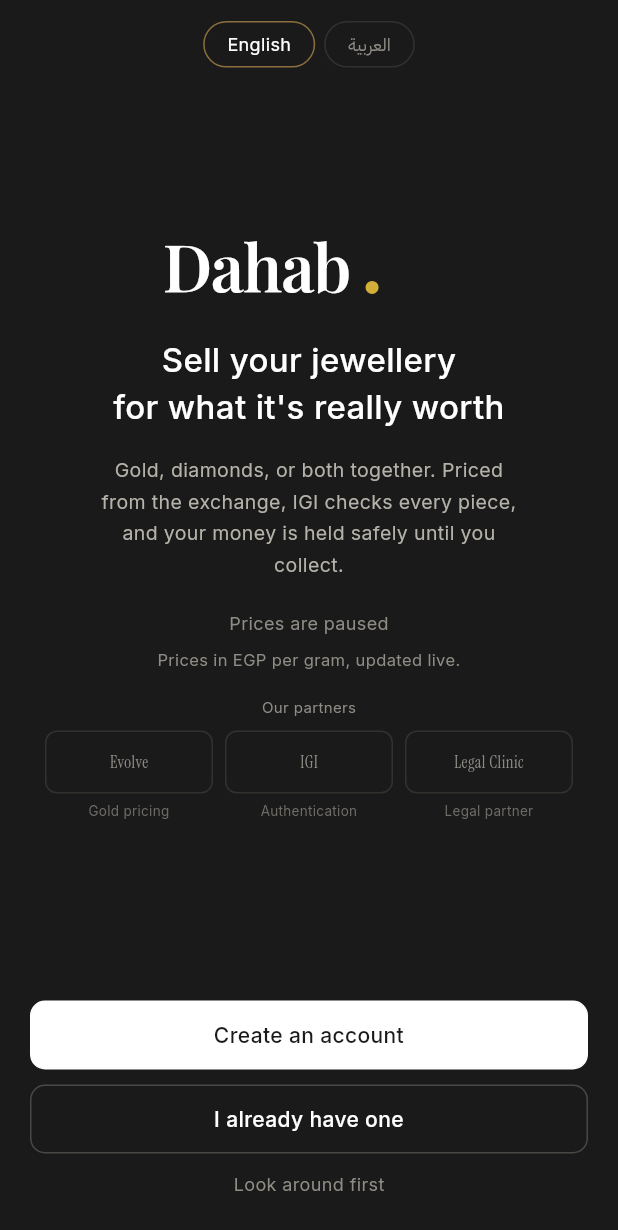
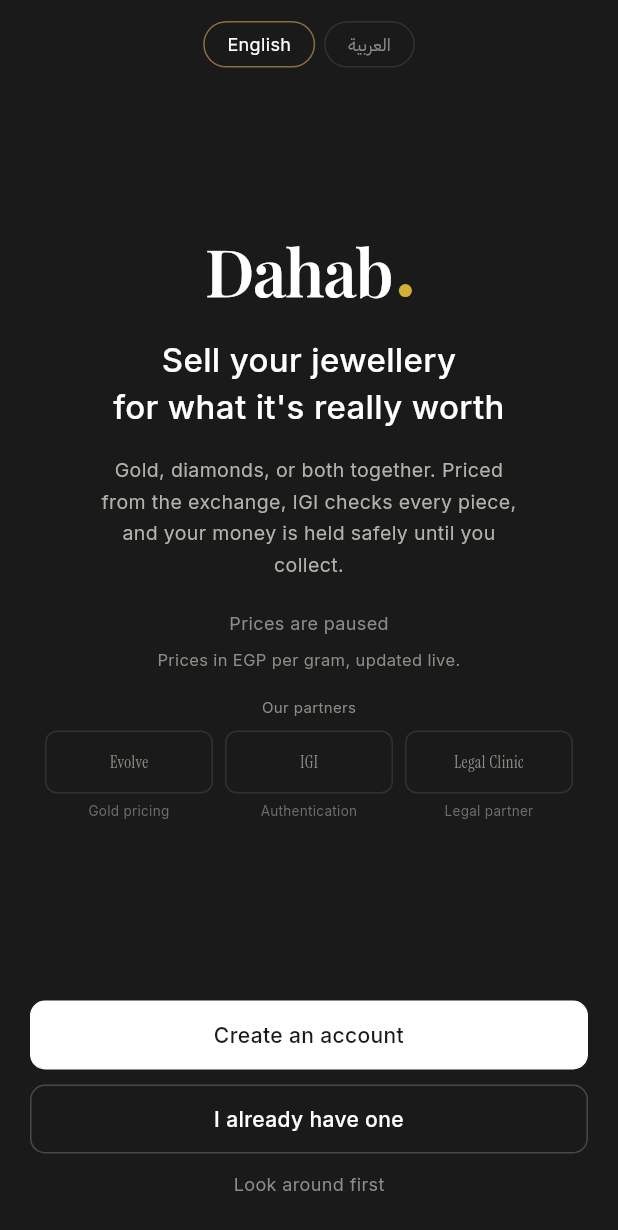
Before and after one commit to mohabshirbiny/dahab-flutter, a Flutter app: the screen it shows after launch, on a phone screen of 412 x 824 dp. Shown: the top 1230 px of the screen. Run offline on Flutter 3.47's test engine with Material 3 defaults, Android fonts, the phone set to English and light mode, and no system bars; our stand-ins replace file_picker, flutter_svg, go_router, shared_preferences, web; missing offline and left inert: dart:js_interop; accounts and stored records are empty; network calls fail.

Commit message:
feat(app): owner notes of 2026-10-29
- Where prices come from: Rapaport removed (new intro text, key
  account.prices.intro); the sell form's stone guide no longer names it
- A pencil beside the slider figures that can be typed (weight, making
  charge)
- Smaller text on the buttons of "This is your listing"
- The splash logo centred, the dot right after the word

```diff
--- a/lib/core/text/keys/all_keys.dart
+++ b/lib/core/text/keys/all_keys.dart
@@ -1,6 +1,7 @@
 import '../text_key.dart';
 import 'app_notes_sales.dart';
 import 'piece_seller.dart';
+import 'prices_page.dart';
 import 'account_help.dart';
 import 'account_identity.dart';
 import 'account_legal.dart';
@@ -48,6 +49,7 @@
   ...OfferDetailsKeys.all,
   ...AppNotesSalesKeys.all,
   ...PieceSellerKeys.all,
+  ...PricesPageKeys.all,
   ...ScreensHomeKeys.all,
   ...ScreensOrdersKeys.all,
   ...ScreensSellingKeys.all,
--- a/lib/features/auth/splash_screen.dart
+++ b/lib/features/auth/splash_screen.dart
@@ -42,7 +42,7 @@
                         child: Column(
                           mainAxisAlignment: MainAxisAlignment.center,
                           children: [
-                            const DahabLogo(width: 203, height: 58, color: DColors.white),
+                            const DahabLogo(width: 203, height: 58, color: DColors.white, centred: true),
                             const Gap(16),
                             Text(
                               '${context.t('Sell your jewellery')}\n${context.t("for what it's really worth")}',
--- a/lib/features/sell/sell1_screen.dart
+++ b/lib/features/sell/sell1_screen.dart
@@ -67,7 +67,7 @@
     final isDiamond = d.type == SellType.diamond;
     final isMixed = d.type == SellType.mixed;
     final arabic = context.isArabic;
-    // Spec 019 US7: staff may hide the Rapaport suggestion; the seller still sets the price.
+    // Spec 019 US7: staff may hide the stone price suggestion (switch `rapaport_reference`); the seller still sets the price.
     final showsGuide = context.watch<TextsController?>()?.controls.shows('rapaport_reference') ?? true;
     final kinds = [for (final t in ref.pieceTypes.where((t) => t.category == d.category)) (t.id, arabic && t.nameAr.isNotEmpty ? t.nameAr : t.nameEn)];
     final kindGrid = <Widget>[
@@ -186,7 +186,7 @@
                   padding: const EdgeInsets.symmetric(vertical: 3),
                   child: T(money(d.suggestedStone), style: DText.price),
                 ),
-                const T('A guide from the Rapaport matrix, updated 28 Aug. IGI confirms the grade and value.', style: DText.tiny),
+                const T('A guide only, not a valuation. IGI confirms the grade and value.', style: DText.tiny),
               ],
             ),
           ),
--- a/lib/widgets/buttons.dart
+++ b/lib/widgets/buttons.dart
@@ -23,9 +23,9 @@
 /// `.btn` and its variants. Labels are English source strings and are
 /// translated here.
 class DButton extends StatefulWidget {
-  const DButton(this.label, {super.key, this.onTap, this.kind = DButtonKind.primary, this.small = false, this.expand, this.loading = false, this.foreground, this.borderColor});
+  const DButton(this.label, {super.key, this.onTap, this.kind = DButtonKind.primary, this.small = false, this.dense = false, this.expand, this.loading = false, this.foreground, this.borderColor});
 
-  const DButton.ghost(this.label, {super.key, this.onTap, this.small = false, this.expand, this.loading = false, this.foreground, this.borderColor}) : kind = DButtonKind.ghost;
+  const DButton.ghost(this.label, {super.key, this.onTap, this.small = false, this.dense = false, this.expand, this.loading = false, this.foreground, this.borderColor}) : kind = DButtonKind.ghost;
 
   final String label;
   final VoidCallback? onTap;
@@ -33,6 +33,9 @@
 
   /// `.btn.small` / `.btn.tiny-b` — 10×14 padding, 13px, auto width.
   final bool small;
+
+  /// With [small]: 12px text and 8px side padding, for three buttons sharing a narrow row.
+  final bool dense;
 
   /// Full width. Defaults to `!small`, like the CSS.
   final bool? expand;
@@ -71,7 +74,7 @@
             textAlign: TextAlign.center,
             maxLines: 2,
             overflow: TextOverflow.ellipsis,
-            style: TextStyle(fontSize: widget.small ? 13 : 14, fontWeight: FontWeight.w500, color: foreground),
+            style: TextStyle(fontSize: widget.dense ? 12 : (widget.small ? 13 : 14), fontWeight: FontWeight.w500, color: foreground),
           );
 
     Widget box = AnimatedScale(
@@ -80,7 +83,7 @@
       child: Container(
         width: expand ? double.infinity : null,
         constraints: BoxConstraints(minHeight: widget.small ? 38 : 45),
-        padding: widget.small ? const EdgeInsets.symmetric(vertical: 9, horizontal: 14) : const EdgeInsets.all(12),
+        padding: widget.small ? EdgeInsets.symmetric(vertical: 9, horizontal: widget.dense ? 8 : 14) : const EdgeInsets.all(12),
         alignment: expand ? Alignment.center : null,
         decoration: BoxDecoration(
           color: bg,
--- a/lib/widgets/d_icon.dart
+++ b/lib/widgets/d_icon.dart
@@ -38,6 +38,7 @@
     'arrow-up-right': '<path d="M7 17L17 7"/><path d="M8 7h9v9"/>',
     'arrows-sort': '<path d="M6 4v16"/><path d="M3 7l3-3 3 3"/><path d="M18 20V4"/><path d="M15 17l3 3 3-3"/>',
     'plus': '<path d="M12 5v14"/><path d="M5 12h14"/>',
+    'pencil': '<path d="M4 20h4L19 9l-4-4L4 16z"/><path d="M13.5 6.5l4 4"/>',
     'circle-check': '<circle cx="12" cy="12" r="9"/><path d="M8.5 12.5l2.5 2.5 4.5-5"/>',
     'shield-check': '<path d="M12 3l7 3v6c0 4-3 7.5-7 9-4-1.5-7-5-7-9V6z"/><path d="M9 12l2 2 4-4"/>',
     'shield-lock': '<path d="M12 3l7 3v6c0 4-3 7.5-7 9-4-1.5-7-5-7-9V6z"/><rect x="9.5" y="11" width="5" height="4" rx="1"/><path d="M10.5 11V9.8a1.5 1.5 0 013 0V11"/>',
--- a/lib/widgets/dahab_logo.dart
+++ b/lib/widgets/dahab_logo.dart
@@ -5,14 +5,19 @@
 
 /// The wordmark from the prototype's inline SVG:
 /// `<text x="6" y="60" font-size="60" font-weight="600">Dahab</text>` in a
-/// Didot / Playfair Display stack, plus a gold dot at (198, 56) r=6, on a
+/// Didot / Playfair Display stack, plus a gold dot r=6 on the baseline, on a
 /// 280×80 viewBox. The logo always reads left to right, even in Arabic.
+///
+/// The dot follows the word (so the real font's width never leaves a gap), and
+/// [centred] puts the word and dot in the middle of the box (the splash, owner
+/// notes of 2026-10-29); otherwise they start at the left, as in the top bar.
 class DahabLogo extends StatelessWidget {
-  const DahabLogo({super.key, required this.height, required this.width, this.color = DColors.ink});
+  const DahabLogo({super.key, required this.height, required this.width, this.color = DColors.ink, this.centred = false});
 
   final double height;
   final double width;
   final Color color;
+  final bool centred;
 
   @override
   Widget build(BuildContext context) {
@@ -26,31 +31,31 @@
           child: SizedBox(
             width: 280,
             height: 80,
-            child: Stack(
-              clipBehavior: Clip.none,
+            child: Align(
+              alignment: centred ? Alignment.center : Alignment.centerLeft,
+              child: Padding(
+                padding: EdgeInsets.only(left: centred ? 0 : 6),
+                child: Text.rich(
+                  TextSpan(
                     children: [
-                Positioned(
-                  left: 6,
-                  top: 0,
-                  child: Baseline(
-                    baseline: 60,
-                    baselineType: TextBaseline.alphabetic,
-                    child: Text(
-                      'Dahab',
-                      style: TextStyle(fontFamily: DFonts.logo, fontSize: 60, fontWeight: FontWeight.w600, letterSpacing: -1, color: color, height: 1),
-                    ),
-                  ),
-                ),
-                Positioned(
-                  left: 192,
-                  top: 50,
+                      const TextSpan(text: 'Dahab'),
+                      WidgetSpan(
+                        alignment: PlaceholderAlignment.baseline,
+                        baseline: TextBaseline.alphabetic,
                         child: Container(
                           width: 12,
                           height: 12,
+                          margin: const EdgeInsets.only(left: 6),
                           decoration: const BoxDecoration(color: DColors.logoDot, shape: BoxShape.circle),
                         ),
                       ),
                     ],
+                  ),
+                  maxLines: 1,
+                  softWrap: false,
+                  style: TextStyle(fontFamily: DFonts.logo, fontSize: 60, fontWeight: FontWeight.w600, letterSpacing: -1, color: color, height: 1),
+                ),
+              ),
             ),
           ),
         ),
```
Also changed, not shown: lib/core/text/keys/prices_page.dart (added, +27 -0 lines), lib/features/account/settings_screens.dart (+1 -7 lines), lib/features/catalog/detail_screen.dart (+5 -3 lines), lib/widgets/inputs.dart (+9 -1 lines), assets/i18n/ar.json, assets/text/keys.json. Lines whose indentation alone changed are shown as unchanged.
